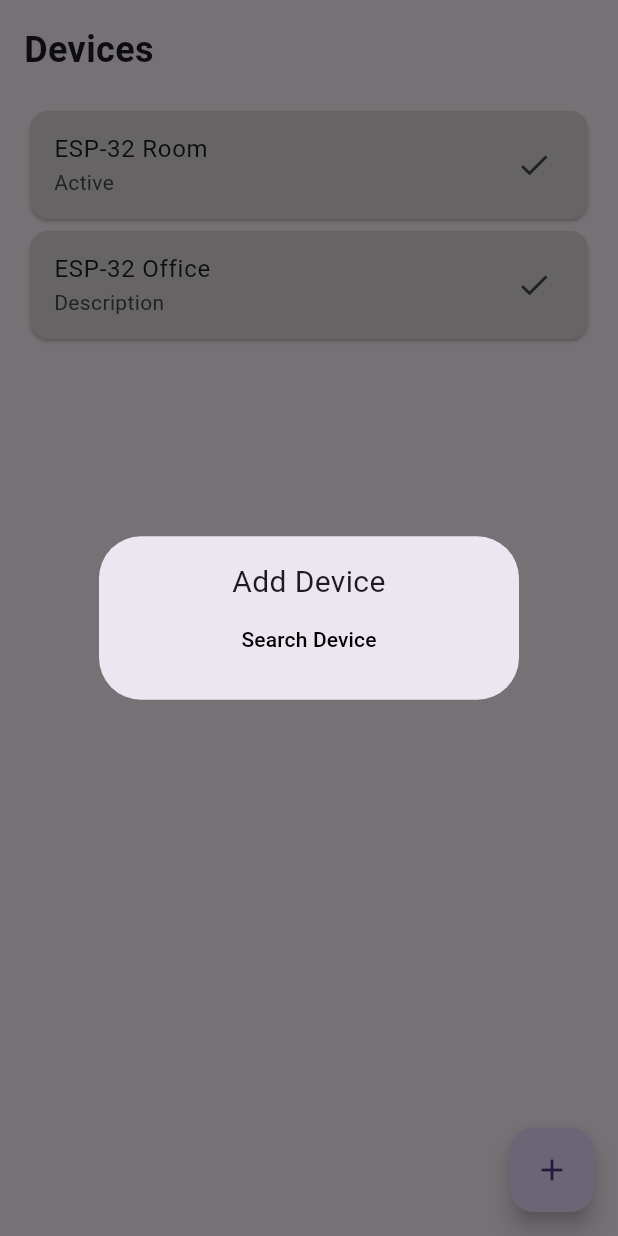
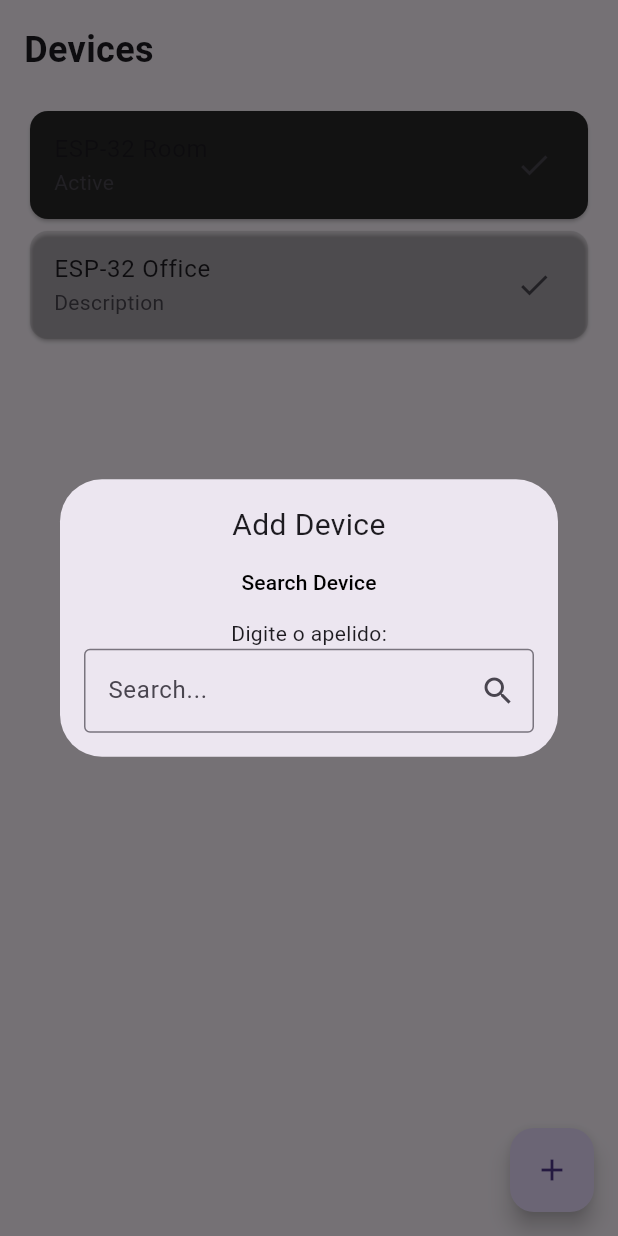
Before and after one commit to gabvilaaa/smart-reminder, a Flutter app: the DeviceScreen screen opened directly, after a tap on the "add" icon, on a phone screen of 412 x 824 dp. Run offline on Flutter 3.47's test engine with Material 3 defaults, Android fonts, the phone set to English and light mode, and no system bars; our stand-ins replace flutter_snake_navigationbar; network calls fail.

Commit message:
pós apresentação

```diff
--- a/lib/screens/deviceScreen.dart
+++ b/lib/screens/deviceScreen.dart
@@ -1,6 +1,7 @@
 import 'package:flutter/material.dart';
 import 'package:flutter/scheduler.dart';
 import 'package:flutter_snake_navigationbar/flutter_snake_navigationbar.dart';
+import 'dart:math';
 
 class DeviceScreen extends StatelessWidget {
   const DeviceScreen({super.key});
@@ -17,7 +18,10 @@ class DeviceScreen extends StatelessWidget {
           ),
           const SizedBox(height: 20),
           Card(
-            color: const Color.fromARGB(255, 223, 219, 219),
+            color: Color.fromRGBO(Random().nextInt(255),
+                    Random().nextInt(255),
+                    Random().nextInt(255),
+                    1),
             child: ListTile(
               title: const Text('ESP-32 Room'),
               subtitle: const Text('Active'),
@@ -28,7 +32,10 @@ class DeviceScreen extends StatelessWidget {
             ),
           ),
           Card(
-            color: const Color.fromARGB(255, 223, 219, 219),
+            color: Color.fromRGBO(Random().nextInt(255),
+                    Random().nextInt(255),
+                    Random().nextInt(255),
+                    Random().nextDouble()),
             child: ListTile(
               title: const Text('ESP-32 Office'),
               subtitle: const Text('Description '),
@@ -77,9 +84,19 @@ class AddDevice extends StatelessWidget {
                 onPressed: () {},
                 child: const Text(
                   "Search Device",
-                  textAlign: TextAlign.left ,
-                  style: TextStyle(color: Color.fromRGBO(0, 0, 0, 1),),
+                  textAlign: TextAlign.left,
+                  style: TextStyle(
+                    color: Color.fromRGBO(0, 0, 0, 1),
+                  ),
                 )),
+            Text("Digite o apelido:"),
+            TextField(
+              decoration: InputDecoration(
+                labelText: 'Search...',
+                border: OutlineInputBorder(),
+                suffixIcon: const Icon(Icons.search),
+              ),
+            ),
           ],
         ),
       ),
--- a/lib/screens/homeScreen.dart
+++ b/lib/screens/homeScreen.dart
@@ -1,6 +1,7 @@
 import 'package:flutter/material.dart';
 import 'package:flutter/scheduler.dart';
 import 'package:flutter_snake_navigationbar/flutter_snake_navigationbar.dart';
+import 'dart:math';
 
 class HomeScreen extends StatelessWidget {
   const HomeScreen({super.key});
@@ -22,7 +23,10 @@ class HomeScreen extends StatelessWidget {
               itemCount: 5,
               itemBuilder: (context, index) {
                 return Card(
-                  color: const Color.fromARGB(255, 223, 219, 219),
+                  color: Color.fromRGBO(Random().nextInt(255),
+                    Random().nextInt(255),
+                    Random().nextInt(255),
+                    Random().nextDouble()),
                   margin: const EdgeInsets.all(8),
                   child: ListTile(
                     title: Text('Reminder ${index + 1}'),
```
Also changed, not shown: lib/screens/calendarScreen.dart (+9 -3 lines), lib/screens/searchScreen.dart (+5 -2 lines), lib/screens/settingsScreen.dart (+8 -1 lines), 11 other files.
